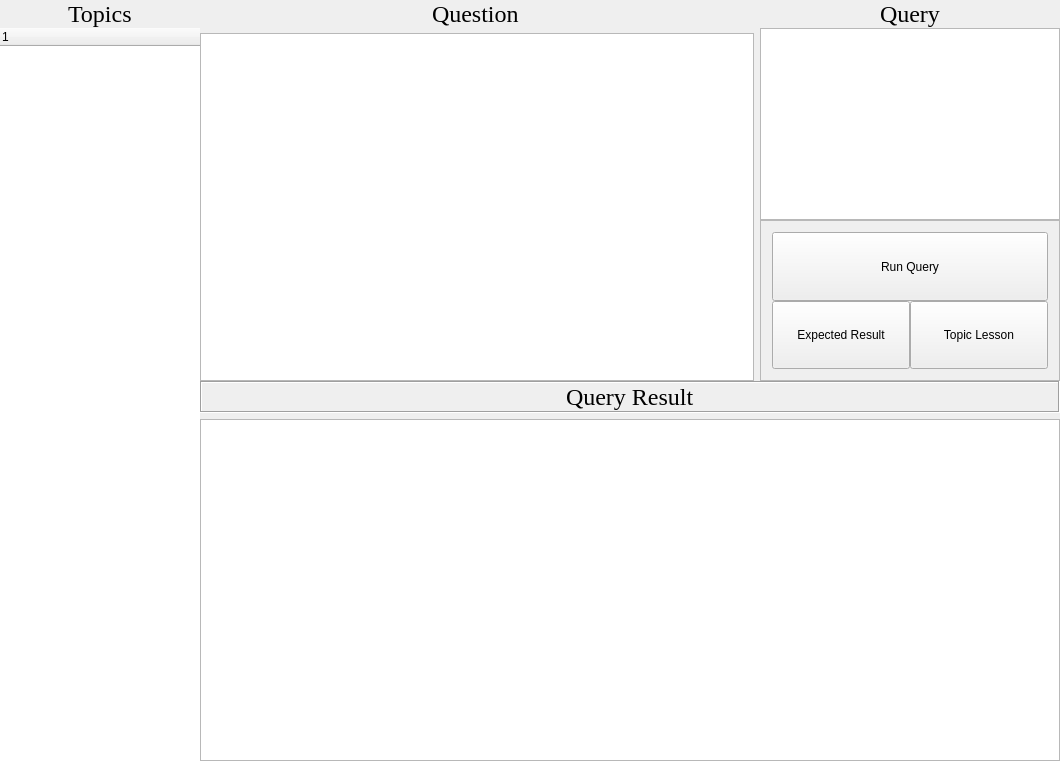
Above: mainwindow.ui from tuxta/myquerytutor before the change. Below: the same form after it.
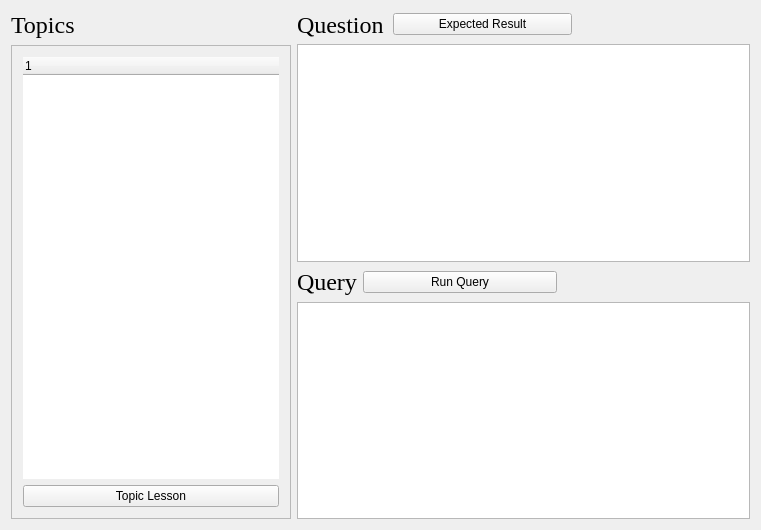
That is the form after the change.

Commit message: Refactored to have both expected results and query results displayed in dialog boxes. This provides more screen space for the question and query, but it also allows better comparison of the two by being able to place both dialogs next to each other. Also refactored the Ui for MainWindow, removing unnecessary Frames and layouts as well as placing buttons in locations associated with their actions.

Patch:
```diff
--- a/mainwindow.ui
+++ b/mainwindow.ui
@@ -6,8 +6,8 @@
    <rect>
     <x>0</x>
     <y>0</y>
-    <width>1060</width>
-    <height>761</height>
+    <width>761</width>
+    <height>530</height>
    </rect>
   </property>
   <property name="windowTitle">
@@ -23,122 +23,16 @@
    <property name="minimumSize">
     <size>
      <width>0</width>
-     <height>650</height>
+     <height>500</height>
     </size>
    </property>
-   <layout class="QGridLayout" name="gridLayout_3">
-    <property name="leftMargin">
-     <number>0</number>
-    </property>
-    <property name="topMargin">
-     <number>0</number>
-    </property>
-    <property name="rightMargin">
-     <number>0</number>
-    </property>
-    <property name="bottomMargin">
-     <number>0</number>
-    </property>
-    <property name="spacing">
-     <number>0</number>
-    </property>
+   <layout class="QGridLayout" name="gridLayout_2">
     <item row="0" column="0">
-     <layout class="QHBoxLayout" name="horizontalLayout_3">
-      <property name="spacing">
-       <number>0</number>
-      </property>
-      <item>
-       <widget class="QFrame" name="frame">
-        <property name="sizePolicy">
-         <sizepolicy hsizetype="Expanding" vsizetype="Expanding">
-          <horstretch>0</horstretch>
-          <verstretch>0</verstretch>
-         </sizepolicy>
-        </property>
-        <property name="minimumSize">
-         <size>
-          <width>200</width>
-          <height>0</height>
-         </size>
-        </property>
-        <property name="maximumSize">
-         <size>
-          <width>200</width>
-          <height>16777215</height>
-         </size>
-        </property>
-        <property name="frameShape">
-         <enum>QFrame::NoFrame</enum>
-        </property>
-        <property name="frameShadow">
-         <enum>QFrame::Plain</enum>
-        </property>
-        <property name="lineWidth">
-         <number>0</number>
-        </property>
-        <layout class="QVBoxLayout" name="verticalLayout">
-         <property name="spacing">
-          <number>0</number>
-         </property>
-         <property name="sizeConstraint">
-          <enum>QLayout::SetNoConstraint</enum>
-         </property>
-         <property name="leftMargin">
-          <number>0</number>
-         </property>
-         <property name="topMargin">
-          <number>0</number>
-         </property>
-         <property name="rightMargin">
-          <number>0</number>
-         </property>
-         <property name="bottomMargin">
-          <number>0</number>
-         </property>
-         <item>
-          <widget class="QFrame" name="frame_6">
-           <property name="frameShape">
-            <enum>QFrame::NoFrame</enum>
-           </property>
-           <property name="frameShadow">
-            <enum>QFrame::Plain</enum>
-           </property>
-           <property name="lineWidth">
-            <number>0</number>
-           </property>
-           <layout class="QHBoxLayout" name="horizontalLayout">
-            <property name="spacing">
-             <number>6</number>
-            </property>
-            <property name="leftMargin">
-             <number>0</number>
-            </property>
-            <property name="topMargin">
-             <number>0</number>
-            </property>
-            <property name="rightMargin">
-             <number>0</number>
-            </property>
-            <property name="bottomMargin">
-             <number>0</number>
-            </property>
-            <item>
-             <spacer name="horizontalSpacer_8">
-              <property name="orientation">
-               <enum>Qt::Horizontal</enum>
-              </property>
-              <property name="sizeHint" stdset="0">
-               <size>
-                <width>40</width>
-                <height>20</height>
-               </size>
-              </property>
-             </spacer>
-            </item>
+     <layout class="QVBoxLayout" name="verticalLayout_4">
             <item>
              <widget class="QLabel" name="label">
               <property name="sizePolicy">
-               <sizepolicy hsizetype="Preferred" vsizetype="Fixed">
+         <sizepolicy hsizetype="Fixed" vsizetype="Fixed">
                 <horstretch>0</horstretch>
                 <verstretch>0</verstretch>
                </sizepolicy>
@@ -161,21 +55,37 @@
              </widget>
             </item>
             <item>
-             <spacer name="horizontalSpacer">
-              <property name="orientation">
-               <enum>Qt::Horizontal</enum>
-              </property>
-              <property name="sizeHint" stdset="0">
+       <widget class="QFrame" name="frame_8">
+        <property name="sizePolicy">
+         <sizepolicy hsizetype="Fixed" vsizetype="Expanding">
+          <horstretch>0</horstretch>
+          <verstretch>0</verstretch>
+         </sizepolicy>
+        </property>
+        <property name="minimumSize">
                <size>
-                <width>40</width>
-                <height>20</height>
-               </size>
-              </property>
-             </spacer>
-            </item>
-           </layout>
-          </widget>
-         </item>
+          <width>0</width>
+          <height>0</height>
+         </size>
+        </property>
+        <property name="maximumSize">
+         <size>
+          <width>16777215</width>
+          <height>16777215</height>
+         </size>
+        </property>
+        <property name="frameShape">
+         <enum>QFrame::StyledPanel</enum>
+        </property>
+        <property name="frameShadow">
+         <enum>QFrame::Raised</enum>
+        </property>
+        <property name="lineWidth">
+         <number>0</number>
+        </property>
+        <layout class="QGridLayout" name="gridLayout">
+         <item row="0" column="0">
+          <layout class="QVBoxLayout" name="verticalLayout">
          <item>
           <widget class="QTreeWidget" name="questionSelectTree">
            <property name="frameShape">
@@ -191,120 +101,30 @@
            </column>
           </widget>
          </item>
-        </layout>
-       </widget>
-      </item>
       <item>
-       <widget class="QFrame" name="frame_2">
+            <widget class="QPushButton" name="help_button">
         <property name="sizePolicy">
-         <sizepolicy hsizetype="Expanding" vsizetype="Expanding">
+              <sizepolicy hsizetype="Expanding" vsizetype="Fixed">
           <horstretch>0</horstretch>
           <verstretch>0</verstretch>
          </sizepolicy>
         </property>
-        <property name="minimumSize">
-         <size>
-          <width>600</width>
-          <height>0</height>
-         </size>
-        </property>
-        <property name="frameShape">
-         <enum>QFrame::NoFrame</enum>
-        </property>
-        <property name="frameShadow">
-         <enum>QFrame::Plain</enum>
-        </property>
-        <property name="lineWidth">
-         <number>0</number>
-        </property>
-        <layout class="QGridLayout" name="gridLayout_5">
-         <property name="sizeConstraint">
-          <enum>QLayout::SetNoConstraint</enum>
-         </property>
-         <property name="leftMargin">
-          <number>0</number>
-         </property>
-         <property name="topMargin">
-          <number>0</number>
-         </property>
-         <property name="rightMargin">
-          <number>0</number>
-         </property>
-         <property name="bottomMargin">
-          <number>0</number>
-         </property>
-         <property name="spacing">
-          <number>0</number>
-         </property>
-         <item row="0" column="0">
-          <layout class="QVBoxLayout" name="verticalLayout_6">
-           <property name="spacing">
-            <number>0</number>
-           </property>
-           <property name="sizeConstraint">
-            <enum>QLayout::SetNoConstraint</enum>
-           </property>
-           <item>
-            <layout class="QHBoxLayout" name="horizontalLayout_5">
-             <item>
-              <widget class="QFrame" name="frame_5">
-               <property name="sizePolicy">
-                <sizepolicy hsizetype="Expanding" vsizetype="Expanding">
-                 <horstretch>0</horstretch>
-                 <verstretch>0</verstretch>
-                </sizepolicy>
-               </property>
-               <property name="minimumSize">
-                <size>
-                 <width>0</width>
-                 <height>300</height>
-                </size>
-               </property>
-               <property name="frameShape">
-                <enum>QFrame::NoFrame</enum>
-               </property>
-               <property name="frameShadow">
-                <enum>QFrame::Plain</enum>
-               </property>
-               <property name="lineWidth">
-                <number>0</number>
-               </property>
-               <layout class="QGridLayout" name="gridLayout_2">
-                <property name="leftMargin">
-                 <number>0</number>
-                </property>
-                <property name="topMargin">
-                 <number>0</number>
-                </property>
-                <property name="rightMargin">
-                 <number>0</number>
-                </property>
-                <property name="bottomMargin">
-                 <number>0</number>
-                </property>
-                <property name="spacing">
-                 <number>0</number>
-                </property>
-                <item row="0" column="0">
+             <property name="text">
+              <string>Topic Lesson</string>
+             </property>
+            </widget>
+           </item>
+          </layout>
+         </item>
+        </layout>
+       </widget>
+      </item>
+     </layout>
+    </item>
+    <item row="0" column="1">
                  <layout class="QVBoxLayout" name="verticalLayout_2">
                   <item>
-                   <layout class="QHBoxLayout" name="horizontalLayout_2">
-                    <property name="spacing">
-                     <number>0</number>
-                    </property>
-                    <item>
-                     <spacer name="horizontalSpacer_4">
-                      <property name="orientation">
-                       <enum>Qt::Horizontal</enum>
-                      </property>
-                      <property name="sizeHint" stdset="0">
-                       <size>
-                        <width>40</width>
-                        <height>20</height>
-                       </size>
-                      </property>
-                     </spacer>
-                    </item>
+       <layout class="QHBoxLayout" name="horizontalLayout">
                     <item>
                      <widget class="QLabel" name="label_question">
                       <property name="sizePolicy">
@@ -337,7 +157,26 @@
                      </widget>
                     </item>
                     <item>
-                     <spacer name="horizontalSpacer_3">
+         <widget class="QPushButton" name="expectedResult_button">
+          <property name="sizePolicy">
+           <sizepolicy hsizetype="Expanding" vsizetype="Fixed">
+            <horstretch>0</horstretch>
+            <verstretch>0</verstretch>
+           </sizepolicy>
+          </property>
+          <property name="minimumSize">
+           <size>
+            <width>60</width>
+            <height>20</height>
+           </size>
+          </property>
+          <property name="text">
+           <string>Expected Result</string>
+          </property>
+         </widget>
+        </item>
+        <item>
+         <spacer name="horizontalSpacer">
                       <property name="orientation">
                        <enum>Qt::Horizontal</enum>
                       </property>
@@ -380,88 +219,8 @@
                     </property>
                    </widget>
                   </item>
-                 </layout>
-                </item>
-               </layout>
-               <zorder></zorder>
-              </widget>
-             </item>
              <item>
-              <widget class="QFrame" name="frame_3">
-               <property name="sizePolicy">
-                <sizepolicy hsizetype="Expanding" vsizetype="Expanding">
-                 <horstretch>0</horstretch>
-                 <verstretch>0</verstretch>
-                </sizepolicy>
-               </property>
-               <property name="minimumSize">
-                <size>
-                 <width>300</width>
-                 <height>300</height>
-                </size>
-               </property>
-               <property name="maximumSize">
-                <size>
-                 <width>300</width>
-                 <height>16777215</height>
-                </size>
-               </property>
-               <property name="frameShape">
-                <enum>QFrame::NoFrame</enum>
-               </property>
-               <property name="frameShadow">
-                <enum>QFrame::Plain</enum>
-               </property>
-               <property name="lineWidth">
-                <number>0</number>
-               </property>
-               <layout class="QGridLayout" name="gridLayout_4">
-                <property name="sizeConstraint">
-                 <enum>QLayout::SetNoConstraint</enum>
-                </property>
-                <property name="leftMargin">
-                 <number>0</number>
-                </property>
-                <property name="topMargin">
-                 <number>0</number>
-                </property>
-                <property name="rightMargin">
-                 <number>0</number>
-                </property>
-                <property name="bottomMargin">
-                 <number>0</number>
-                </property>
-                <property name="spacing">
-                 <number>0</number>
-                </property>
-                <item row="0" column="0">
-                 <layout class="QVBoxLayout" name="verticalLayout_7">
-                  <property name="spacing">
-                   <number>0</number>
-                  </property>
-                  <item>
-                   <layout class="QVBoxLayout" name="verticalLayout_4">
-                    <property name="spacing">
-                     <number>0</number>
-                    </property>
-                    <item>
-                     <layout class="QHBoxLayout" name="horizontalLayout_4">
-                      <property name="spacing">
-                       <number>0</number>
-                      </property>
-                      <item>
-                       <spacer name="horizontalSpacer_6">
-                        <property name="orientation">
-                         <enum>Qt::Horizontal</enum>
-                        </property>
-                        <property name="sizeHint" stdset="0">
-                         <size>
-                          <width>40</width>
-                          <height>20</height>
-                         </size>
-                        </property>
-                       </spacer>
-                      </item>
+       <layout class="QHBoxLayout" name="horizontalLayout_2">
                       <item>
                        <widget class="QLabel" name="label_query">
                         <property name="sizePolicy">
@@ -482,90 +241,9 @@
                        </widget>
                       </item>
                       <item>
-                       <spacer name="horizontalSpacer_7">
-                        <property name="orientation">
-                         <enum>Qt::Horizontal</enum>
-                        </property>
-                        <property name="sizeHint" stdset="0">
-                         <size>
-                          <width>40</width>
-                          <height>20</height>
-                         </size>
-                        </property>
-                       </spacer>
-                      </item>
-                     </layout>
-                    </item>
-                    <item>
-                     <widget class="QTextEdit" name="queryTextArea">
-                      <property name="sizePolicy">
-                       <sizepolicy hsizetype="Expanding" vsizetype="Expanding">
-                        <horstretch>0</horstretch>
-                        <verstretch>0</verstretch>
-                       </sizepolicy>
-                      </property>
-                      <property name="minimumSize">
-                       <size>
-                        <width>0</width>
-                        <height>0</height>
-                       </size>
-                      </property>
-                      <property name="maximumSize">
-                       <size>
-                        <width>16777215</width>
-                        <height>16777215</height>
-                       </size>
-                      </property>
-                      <property name="html">
-                       <string>&lt;!DOCTYPE HTML PUBLIC &quot;-//W3C//DTD HTML 4.0//EN&quot; &quot;http://www.w3.org/TR/REC-html40/strict.dtd&quot;&gt;
-&lt;html&gt;&lt;head&gt;&lt;meta name=&quot;qrichtext&quot; content=&quot;1&quot; /&gt;&lt;style type=&quot;text/css&quot;&gt;
-p, li { white-space: pre-wrap; }
-&lt;/style&gt;&lt;/head&gt;&lt;body style=&quot; font-family:'Noto Sans'; font-size:10pt; font-weight:400; font-style:normal;&quot;&gt;
-&lt;p style=&quot;-qt-paragraph-type:empty; margin-top:0px; margin-bottom:0px; margin-left:0px; margin-right:0px; -qt-block-indent:0; text-indent:0px; font-family:'MS Shell Dlg 2'; font-size:8.25pt;&quot;&gt;&lt;br /&gt;&lt;/p&gt;&lt;/body&gt;&lt;/html&gt;</string>
-                      </property>
-                     </widget>
-                    </item>
-                   </layout>
-                  </item>
-                  <item>
-                   <widget class="QFrame" name="frame_8">
-                    <property name="sizePolicy">
-                     <sizepolicy hsizetype="Expanding" vsizetype="Expanding">
-                      <horstretch>0</horstretch>
-                      <verstretch>0</verstretch>
-                     </sizepolicy>
-                    </property>
-                    <property name="minimumSize">
-                     <size>
-                      <width>0</width>
-                      <height>0</height>
-                     </size>
-                    </property>
-                    <property name="maximumSize">
-                     <size>
-                      <width>16777215</width>
-                      <height>16777215</height>
-                     </size>
-                    </property>
-                    <property name="frameShape">
-                     <enum>QFrame::StyledPanel</enum>
-                    </property>
-                    <property name="frameShadow">
-                     <enum>QFrame::Raised</enum>
-                    </property>
-                    <property name="lineWidth">
-                     <number>0</number>
-                    </property>
-                    <layout class="QGridLayout" name="gridLayout">
-                     <item row="0" column="0">
-                      <layout class="QVBoxLayout" name="verticalLayout_5">
-                       <property name="spacing">
-                        <number>0</number>
-                       </property>
-                       <item>
                         <widget class="QPushButton" name="runQuery_button">
                          <property name="sizePolicy">
-                          <sizepolicy hsizetype="Expanding" vsizetype="Expanding">
+           <sizepolicy hsizetype="Expanding" vsizetype="Fixed">
                            <horstretch>0</horstretch>
                            <verstretch>0</verstretch>
                           </sizepolicy>
@@ -576,115 +254,6 @@
                         </widget>
                        </item>
                        <item>
-                        <layout class="QHBoxLayout" name="horizontalLayout_8">
-                         <property name="spacing">
-                          <number>0</number>
-                         </property>
-                         <item>
-                          <widget class="QPushButton" name="expectedResult_button">
-                           <property name="sizePolicy">
-                            <sizepolicy hsizetype="Expanding" vsizetype="Expanding">
-                             <horstretch>0</horstretch>
-                             <verstretch>0</verstretch>
-                            </sizepolicy>
-                           </property>
-                           <property name="minimumSize">
-                            <size>
-                             <width>60</width>
-                             <height>20</height>
-                            </size>
-                           </property>
-                           <property name="text">
-                            <string>Expected Result</string>
-                           </property>
-                          </widget>
-                         </item>
-                         <item>
-                          <widget class="QPushButton" name="help_button">
-                           <property name="sizePolicy">
-                            <sizepolicy hsizetype="Expanding" vsizetype="Expanding">
-                             <horstretch>0</horstretch>
-                             <verstretch>0</verstretch>
-                            </sizepolicy>
-                           </property>
-                           <property name="text">
-                            <string>Topic Lesson</string>
-                           </property>
-                          </widget>
-                         </item>
-                        </layout>
-                       </item>
-                      </layout>
-                     </item>
-                    </layout>
-                   </widget>
-                  </item>
-                 </layout>
-                </item>
-               </layout>
-              </widget>
-             </item>
-            </layout>
-           </item>
-           <item>
-            <layout class="QVBoxLayout" name="verticalLayout_3">
-             <item>
-              <widget class="QFrame" name="frame_4">
-               <property name="sizePolicy">
-                <sizepolicy hsizetype="Expanding" vsizetype="Fixed">
-                 <horstretch>0</horstretch>
-                 <verstretch>0</verstretch>
-                </sizepolicy>
-               </property>
-               <property name="frameShape">
-                <enum>QFrame::Box</enum>
-               </property>
-               <property name="frameShadow">
-                <enum>QFrame::Sunken</enum>
-               </property>
-               <layout class="QHBoxLayout" name="horizontalLayout_7">
-                <property name="spacing">
-                 <number>0</number>
-                </property>
-                <property name="leftMargin">
-                 <number>0</number>
-                </property>
-                <property name="topMargin">
-                 <number>0</number>
-                </property>
-                <property name="rightMargin">
-                 <number>0</number>
-                </property>
-                <property name="bottomMargin">
-                 <number>0</number>
-                </property>
-                <item>
-                 <spacer name="horizontalSpacer_5">
-                  <property name="orientation">
-                   <enum>Qt::Horizontal</enum>
-                  </property>
-                  <property name="sizeHint" stdset="0">
-                   <size>
-                    <width>40</width>
-                    <height>20</height>
-                   </size>
-                  </property>
-                 </spacer>
-                </item>
-                <item>
-                 <widget class="QLabel" name="label_queryResult">
-                  <property name="font">
-                   <font>
-                    <family>Times New Roman</family>
-                    <pointsize>18</pointsize>
-                   </font>
-                  </property>
-                  <property name="text">
-                   <string>Query Result</string>
-                  </property>
-                 </widget>
-                </item>
-                <item>
                  <spacer name="horizontalSpacer_2">
                   <property name="orientation">
                    <enum>Qt::Horizontal</enum>
@@ -698,26 +267,44 @@
                  </spacer>
                 </item>
                </layout>
-              </widget>
              </item>
              <item>
-              <widget class="QTableWidget" name="resultsTable">
-               <attribute name="verticalHeaderVisible">
-                <bool>false</bool>
-               </attribute>
+       <widget class="QTextEdit" name="queryTextArea">
+        <property name="sizePolicy">
+         <sizepolicy hsizetype="Expanding" vsizetype="Expanding">
+          <horstretch>0</horstretch>
+          <verstretch>0</verstretch>
+         </sizepolicy>
+        </property>
+        <property name="minimumSize">
+         <size>
+          <width>0</width>
+          <height>0</height>
+         </size>
+        </property>
+        <property name="maximumSize">
+         <size>
+          <width>16777215</width>
+          <height>16777215</height>
+         </size>
+        </property>
+        <property name="font">
+         <font>
+          <pointsize>30</pointsize>
+          <weight>75</weight>
+          <bold>true</bold>
+         </font>
+        </property>
+        <property name="html">
+         <string>&lt;!DOCTYPE HTML PUBLIC &quot;-//W3C//DTD HTML 4.0//EN&quot; &quot;http://www.w3.org/TR/REC-html40/strict.dtd&quot;&gt;
+&lt;html&gt;&lt;head&gt;&lt;meta name=&quot;qrichtext&quot; content=&quot;1&quot; /&gt;&lt;style type=&quot;text/css&quot;&gt;
+p, li { white-space: pre-wrap; }
+&lt;/style&gt;&lt;/head&gt;&lt;body style=&quot; font-family:'Noto Sans'; font-size:30pt; font-weight:600; font-style:normal;&quot;&gt;
+&lt;p style=&quot;-qt-paragraph-type:empty; margin-top:0px; margin-bottom:0px; margin-left:0px; margin-right:0px; -qt-block-indent:0; text-indent:0px; font-family:'MS Shell Dlg 2'; font-size:8.25pt; font-weight:400;&quot;&gt;&lt;br /&gt;&lt;/p&gt;&lt;/body&gt;&lt;/html&gt;</string>
+        </property>
               </widget>
              </item>
             </layout>
-           </item>
-          </layout>
-         </item>
-        </layout>
-       </widget>
-      </item>
-     </layout>
-    </item>
-    <item row="1" column="0">
-     <layout class="QHBoxLayout" name="horizontalLayout_6"/>
     </item>
    </layout>
   </widget>
```
Left out of the diff: 2 changed lines with no effect on the pictures. Lines whose indentation alone changed are shown as unchanged. The commit also changes 3 other files.
